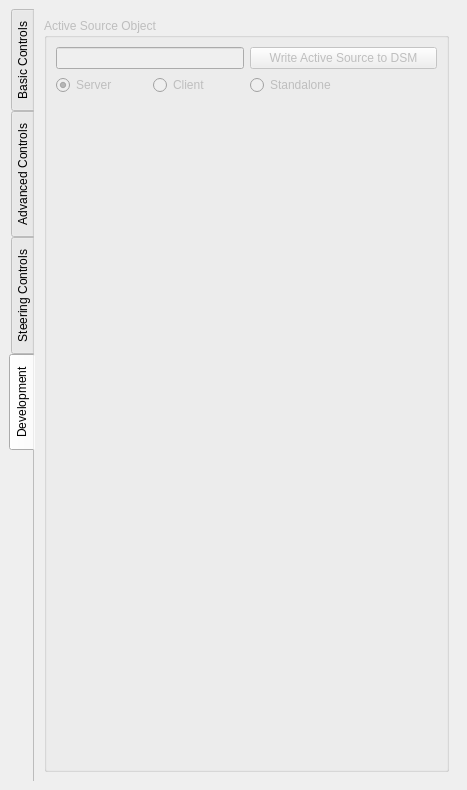
Above: pqDsmViewerPanel.ui from soumagne/icarus before the change. Below: the same form after it.
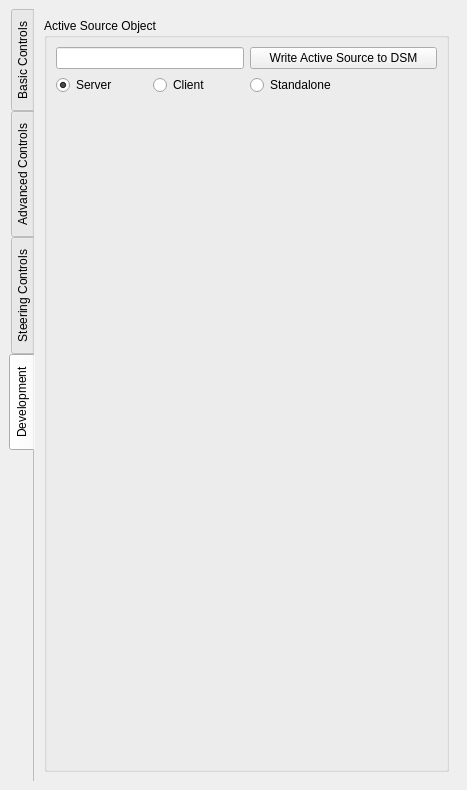
That is the form after the change. The open tabs and pages were chosen to show the change. Icons and pictures are not drawn.

The edit to the form file:
```diff
--- a/pqDsmViewerPanel.ui
+++ b/pqDsmViewerPanel.ui
@@ -35,7 +35,7 @@
          <x>0</x>
          <y>0</y>
          <width>467</width>
-         <height>765</height>
+         <height>768</height>
         </rect>
        </property>
        <layout class="QVBoxLayout" name="verticalLayout_4">
@@ -842,7 +842,7 @@
             <item>
              <widget class="QGroupBox" name="sourceBox">
               <property name="enabled">
-               <bool>false</bool>
+               <bool>true</bool>
               </property>
               <property name="sizePolicy">
                <sizepolicy hsizetype="Expanding" vsizetype="Preferred">
```
Left out of the diff: 2 changed lines with no effect on the pictures.
